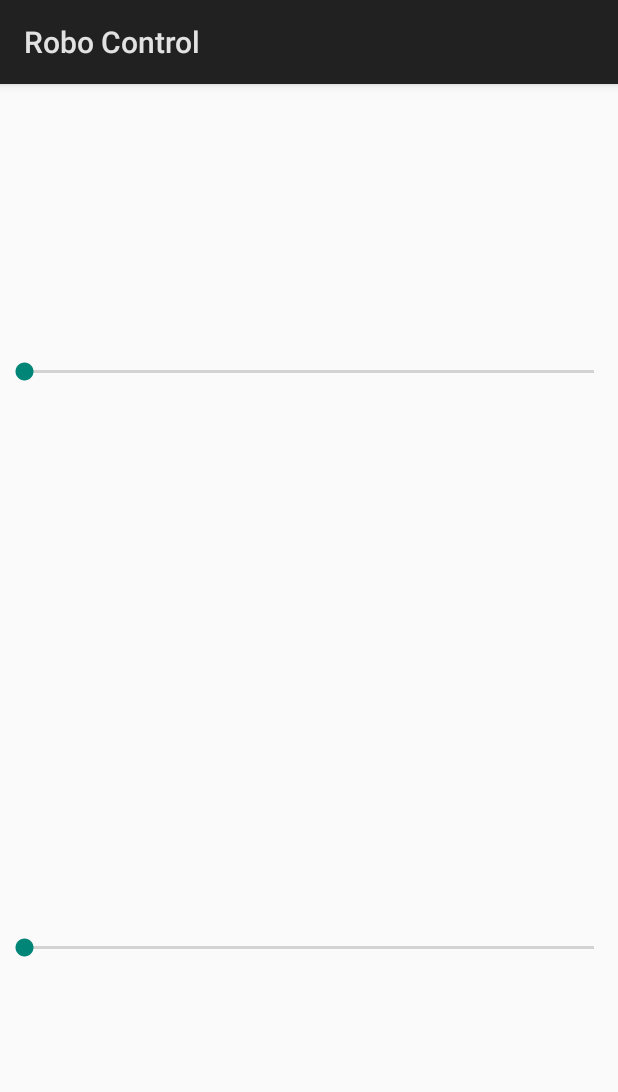
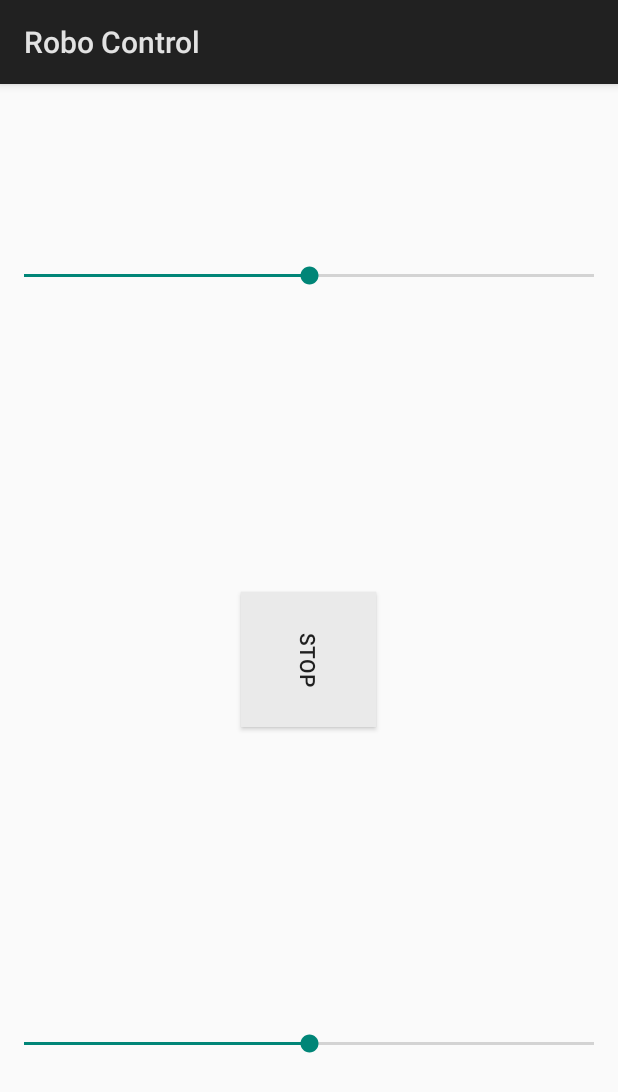
Before and after one commit to ilchenkob/arduinorobot, an Android app: the ControlActivity screen opened directly, with no data from a screen before it, on a phone screen of 412 x 824 dp. Shown: the top 1092 px of the screen. Run offline under Robolectric (Android 15) with nearby library versions, the phone set to English and light mode, and no system bars.

Commit message:
First working version

```diff
--- a/Android/app/src/main/java/com/vitalyilchenko/robocontrol/BluetoothService.kt
+++ b/Android/app/src/main/java/com/vitalyilchenko/robocontrol/BluetoothService.kt
@@ -7,8 +7,10 @@ import android.bluetooth.*
 import android.bluetooth.le.ScanCallback
 import android.bluetooth.le.ScanResult
 import android.content.Context
+import android.util.Log
 import com.vitalyilchenko.robocontrol.Models.BluetoothItem
 import java.util.*
+import java.util.concurrent.TimeUnit
 
 object BluetoothService {
 
@@ -21,7 +23,6 @@ object BluetoothService {
     private var _connectedGatt: BluetoothGatt? = null
     private var _leCharacteristic: BluetoothGattCharacteristic? = null
 
-    private var _lastSentCommand: String = ""
     private var _lastCommand: String = ""
     private var _isWriting: Boolean = false
 
@@ -39,15 +40,16 @@ object BluetoothService {
     }
 
     fun isConnected(): Boolean {
-        var state = _bluetoothManager?.getConnectionState(connectedDevice, BluetoothGatt.GATT)
-        return _connectedGatt != null &&
-                state == BluetoothProfile.STATE_CONNECTED
+        //var state = _bluetoothManager?.getConnectionState(connectedDevice, BluetoothGatt.GATT)
+        return _connectedGatt != null
+                //&& state == BluetoothProfile.STATE_CONNECTED
     }
 
     var isScanning: Boolean = false
         private set
 
-    fun write(command: String) {
+    fun write(command: String)
+    {
         if (isConnected() && _leCharacteristic != null) {
             _lastCommand = command
             if (!_isWriting) {
@@ -111,6 +113,12 @@ object BluetoothService {
         if (characteristic != null) {
             var value = characteristic.getStringValue(0)
             if (value != _lastCommand) {
+
+                // we need to make a delay before sending the next command
+                TimeUnit.MILLISECONDS.sleep(100)
+
+                Log.i("ROBOT_COMMAND", _lastCommand)
+
                 _leCharacteristic?.setValue(_lastCommand)
                 _connectedGatt?.writeCharacteristic(_leCharacteristic)
             }
--- a/Android/app/src/main/java/com/vitalyilchenko/robocontrol/ControlActivity.kt
+++ b/Android/app/src/main/java/com/vitalyilchenko/robocontrol/ControlActivity.kt
@@ -3,62 +3,90 @@ package com.vitalyilchenko.robocontrol
 import android.os.Bundle
 import android.app.Activity
 import android.content.pm.ActivityInfo
+import android.util.Log
+import android.widget.Button
 import android.widget.SeekBar
 
 import kotlinx.android.synthetic.main.activity_control.*
 
 class ControlActivity : Activity(), SeekBar.OnSeekBarChangeListener {
 
+    private val zeroArea: Int = 20
+    private val maxSpeedValue = 99
+
     private var leftBar: SeekBar? = null
     private var rightBar: SeekBar? = null
 
-    private var _lastComamnd: String = ""
     private var _leftValue: Int = 0
     private var _rightValue: Int = 0
+    private var _leftDirection: Int = 0
+    private var _rightDirection: Int = 0
 
     override fun onCreate(savedInstanceState: Bundle?) {
         super.onCreate(savedInstanceState)
         requestedOrientation = ActivityInfo.SCREEN_ORIENTATION_PORTRAIT
         setContentView(R.layout.activity_control)
 
+        var maxValue = 2 * zeroArea + 2 * maxSpeedValue
+        var defaultPosition = zeroArea + maxSpeedValue
+
         leftBar = findViewById<SeekBar>(R.id.left_bar)
         leftBar?.setOnSeekBarChangeListener(this)
+        leftBar?.max = maxValue
+        leftBar?.progress = defaultPosition
+
         rightBar = findViewById<SeekBar>(R.id.right_bar)
         rightBar?.setOnSeekBarChangeListener(this)
+        rightBar?.max = maxValue
+        rightBar?.progress = defaultPosition
 
-        BluetoothService.write("199199")
+        var btnStop = findViewById<Button>(R.id.stop_btn)
+        btnStop?.setOnClickListener { v ->
+            leftBar?.progress = defaultPosition
+            rightBar?.progress = defaultPosition
+
+            BluetoothService.write("100100")
+        }
+    }
+
+    override fun onBackPressed() {
+        BluetoothService.disconnect()
+        super.onBackPressed()
     }
 
     override fun onProgressChanged(bar: SeekBar?, progress: Int, fromUser: Boolean) {
-//        var value = progress - 254;
-//        if (value < 30 && value > -30)
-//            value = 0
-//
-//        if (bar == leftBar) {
-//            _leftValue = value
-//        }
-//        else if (bar == rightBar) {
-//            _rightValue = value
-//        }
-//
-//        var command = ""
-//        if (_leftValue < 0) {
-//            value = _leftValue * (-1)
-//            command = "0$value"
-//        }
-//        else {
-//            command = "1$_leftValue"
-//        }
-//
-//        if (_rightValue < 0) {
-//            value = _rightValue * (-1)
-//            command = "0$value"
-//        }
-//        else {
-//            command = "1$_rightValue"
-//        }
-//
-//        BluetoothService.write(command)
+        var defaultPosition = zeroArea + maxSpeedValue
+
+        var value = progress - defaultPosition;
+        var direction = 1
+        if (value < zeroArea && value > -zeroArea)
+            value = 0
+        else {
+            if (value > 0)
+                value -= zeroArea
+            else {
+                direction = 0
+                value = (-1 * value - zeroArea)
+            }
+        }
+
+        if (bar == leftBar) {
+            _leftValue = value
+            _leftDirection = direction
+        }
+        else if (bar == rightBar) {
+            _rightValue = value
+            _rightDirection = direction
+        }
+
+        var leftCommand = "$_leftDirection"
+        leftCommand += if (_leftValue < 10) "0$_leftValue" else "$_leftValue"
+
+        var rightCommand = "$_rightDirection"
+        rightCommand += if (_rightValue < 10) "0$_rightValue" else "$_rightValue"
+
+        var command = leftCommand + rightCommand
+        BluetoothService.write(command)
     }
 
     override fun onStopTrackingTouch(p0: SeekBar?) {
--- a/Android/app/src/main/java/com/vitalyilchenko/robocontrol/ScanActivity.kt
+++ b/Android/app/src/main/java/com/vitalyilchenko/robocontrol/ScanActivity.kt
@@ -50,12 +50,8 @@ class ScanActivity : Activity() {
         }
         BluetoothService.onDeviceStateChanged = { isConnected ->
             if (isConnected) {
-
-                BluetoothService.write("199199")
-                //BluetoothService.write("Hello world!")
-                //listAdapter?.setItems(BluetoothService.devices)
-                //var controlIntent = Intent(this, ControlActivity::class.java)
-                //startActivity(controlIntent)
+                var controlIntent = Intent(this, ControlActivity::class.java)
+                startActivity(controlIntent)
             }
         }
 
--- a/Android/app/src/main/res/layout/activity_control.xml
+++ b/Android/app/src/main/res/layout/activity_control.xml
@@ -16,8 +16,21 @@
             android:layout_width="10dp"
             android:layout_height="match_parent"
             android:layout_weight="1"
-            android:min="0"
-            android:max="511"/>
+            android:min="0"/>
+    </android.widget.LinearLayout>
+    <android.widget.LinearLayout
+        android:layout_width="match_parent"
+        android:layout_height="10dp"
+        android:layout_weight="1"
+        android:gravity="center"
+        android:orientation="horizontal">
+        <android.widget.Button
+            android:id="@+id/stop_btn"
+            android:rotation="90"
+            android:text="STOP"
+            android:background="#eaeaea"
+            android:layout_width="90dp"
+            android:layout_height="90dp"/>
     </android.widget.LinearLayout>
     <android.widget.LinearLayout
         android:layout_width="match_parent"
@@ -29,7 +42,6 @@
             android:layout_width="10dp"
             android:layout_height="match_parent"
             android:layout_weight="1"
-            android:min="0"
-            android:max="510"/>
+            android:min="0"/>
     </android.widget.LinearLayout>
 </android.widget.LinearLayout>
```
Also changed, not shown: 1 other file.
